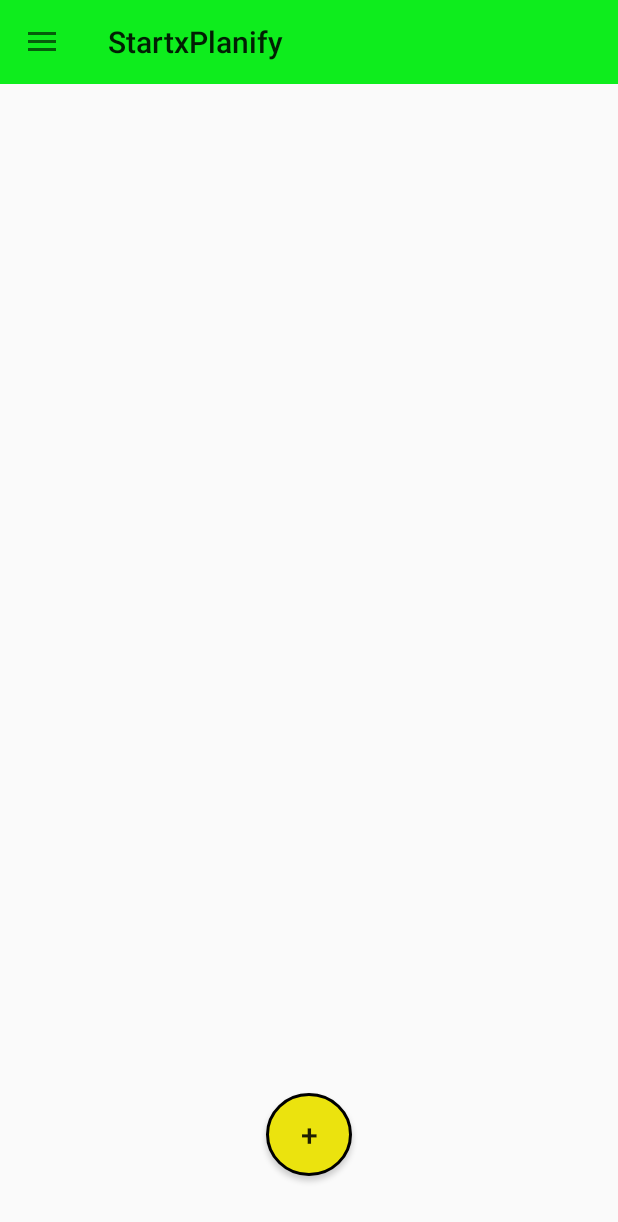
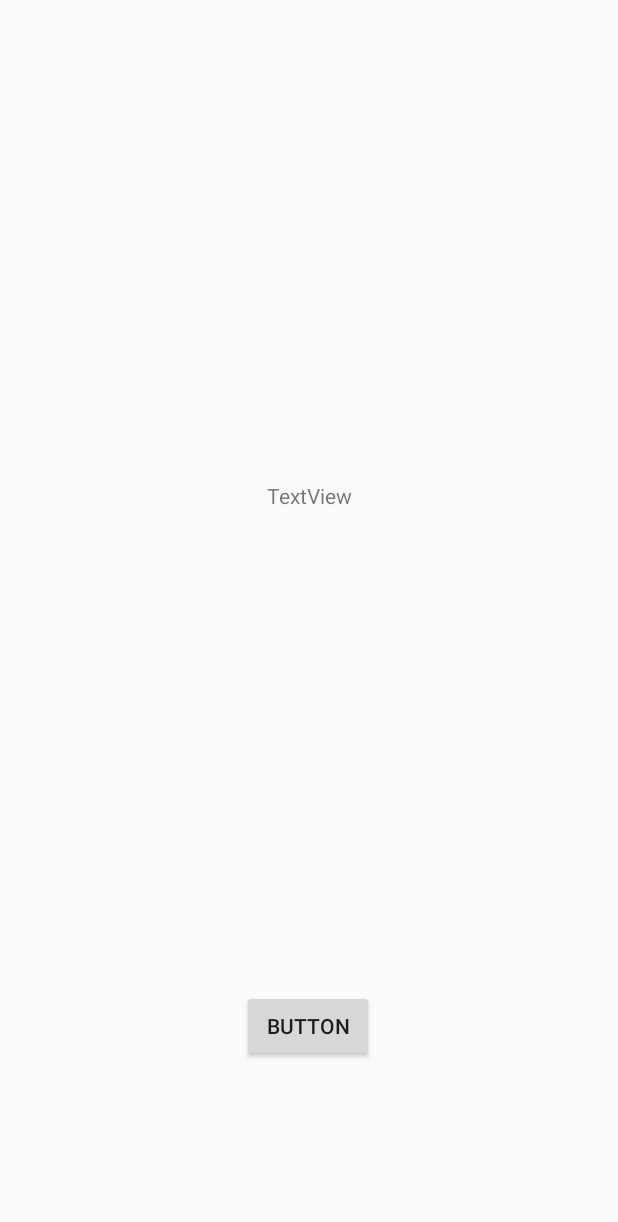
Before and after one commit to asadiqi/Projetmobile, an Android app: the Private_NoteActivity screen opened directly, with no data from a screen before it, after a tap on "🏠 Home", on a phone screen of 412 x 824 dp. Shown: the top 1222 px of the screen. Run offline under Robolectric (Android 15) with nearby library versions, the phone set to English and light mode, and no system bars; our stand-ins replace Firebase (no records; nobody signed in at launch, a user with empty details on screens opened directly); 1 other tap on this screen came first.

Commit message:
Adresse google map ok

```diff
--- a/app/src/main/AndroidManifest.xml
+++ b/app/src/main/AndroidManifest.xml
@@ -20,6 +20,12 @@
         android:supportsRtl="true"
         android:theme="@style/Theme.StartxPlanify"
         tools:targetApi="31">
+
+        <activity
+            android:name=".ok"
+            android:exported="false"
+            android:configChanges="orientation|screenSize" />
+
 
         <activity
             android:name=".Map"
--- /dev/null
+++ b/app/src/main/java/com/example/startxplanify/AddressUpdateListener.java
@@ -0,0 +1,6 @@
+package com.example.startxplanify;
+
+public interface AddressUpdateListener {
+    void onAddressUpdated(String address);
+
+}
--- a/app/src/main/java/com/example/startxplanify/Private_NoteActivity.java
+++ b/app/src/main/java/com/example/startxplanify/Private_NoteActivity.java
@@ -83,7 +83,9 @@ public class Private_NoteActivity extends AppCompatActivity {
 
     private void handleNavigationItemClick(int itemId) {
         if (itemId == R.id.nav_home) {
-
+            Intent intent = new Intent(Private_NoteActivity.this, ok.class);
+            startActivity(intent);
+            finish();
             showToast("Home sélectionné");
         } else if (itemId == R.id.nav_settings) {
             showToast("Settings sélectionné");
--- /dev/null
+++ b/app/src/main/java/com/example/startxplanify/ok.java
@@ -0,0 +1,58 @@
+package com.example.startxplanify;
+
+import android.content.Intent;
+import android.os.Bundle;
+import android.widget.Button;
+import android.widget.TextView;
+
+import androidx.activity.EdgeToEdge;
+import androidx.appcompat.app.AppCompatActivity;
+import androidx.core.graphics.Insets;
+import androidx.core.view.ViewCompat;
+import androidx.core.view.WindowInsetsCompat;
+
+public class ok extends AppCompatActivity {
+    private TextView textView7;  // Le TextView où l'adresse sera affichée
+
+    @Override
+    protected void onCreate(Bundle savedInstanceState) {
+        super.onCreate(savedInstanceState);
+        EdgeToEdge.enable(this);
+        setContentView(R.layout.ok);
+
+        textView7 = findViewById(R.id.textView7);  // Assure-toi que c'est le bon TextView
+
+        // Trouver la vue racine (par exemple, un ConstraintLayout)
+        ViewCompat.setOnApplyWindowInsetsListener(findViewById(R.id.rootLayout), (v, insets) -> {
+            Insets systemBars = insets.getInsets(WindowInsetsCompat.Type.systemBars());
+            v.setPadding(systemBars.left, systemBars.top, systemBars.right, systemBars.bottom);
+            return insets;
+        });
+
+
+        Button button = findViewById(R.id.button2);
+
+        // Définir l'action à faire lorsque le bouton est cliqué
+        button.setOnClickListener(v -> {
+            // Créer un Intent pour ouvrir l'activité Map
+            Intent intent = new Intent(ok.this, Map.class);
+            startActivityForResult(intent, 1);  // On démarre Map et attend un résultat
+        });
+    }
+
+    @Override
+    protected void onActivityResult(int requestCode, int resultCode, Intent data) {
+        super.onActivityResult(requestCode, resultCode, data);
+
+        // Vérifie si le résultat provient de l'activité Map
+        if (requestCode == 1 && resultCode == RESULT_OK) {
+            // Récupérer l'adresse depuis l'intent
+            String selectedLocation = data.getStringExtra("selectedLocation");
+
+            if (selectedLocation != null) {
+                // Mettre à jour le TextView avec l'adresse
+                textView7.setText(selectedLocation);
+            }
+        }
+    }
+}
--- /dev/null
+++ b/app/src/main/res/layout/ok.xml
@@ -0,0 +1,33 @@
+<androidx.constraintlayout.widget.ConstraintLayout xmlns:android="http://schemas.android.com/apk/res/android"
+    xmlns:app="http://schemas.android.com/apk/res-auto"
+    xmlns:tools="http://schemas.android.com/tools"
+    android:id="@+id/rootLayout"
+    android:layout_width="match_parent"
+    android:layout_height="match_parent">
+
+    <!-- Ton contenu ici -->
+
+    <TextView
+        android:id="@+id/textView7"
+        android:layout_width="wrap_content"
+        android:layout_height="wrap_content"
+        android:text="TextView"
+        app:layout_constraintBottom_toTopOf="@+id/button2"
+        app:layout_constraintEnd_toEndOf="parent"
+        app:layout_constraintHorizontal_bias="0.5"
+        app:layout_constraintStart_toStartOf="parent"
+        app:layout_constraintTop_toTopOf="parent"
+        tools:ignore="MissingConstraints" />
+
+    <Button
+        android:id="@+id/button2"
+        android:layout_width="wrap_content"
+        android:layout_height="wrap_content"
+        android:layout_marginBottom="116dp"
+        android:text="Button"
+        app:layout_constraintBottom_toBottomOf="parent"
+        app:layout_constraintEnd_toEndOf="parent"
+        app:layout_constraintHorizontal_bias="0.498"
+        app:layout_constraintStart_toStartOf="parent"
+        tools:ignore="MissingConstraints" />
+</androidx.constraintlayout.widget.ConstraintLayout>
```
Also changed, not shown: app/src/main/java/com/example/startxplanify/Map.java (+27 -27 lines), app/src/main/java/com/example/startxplanify/Public_NoteActivity.java (+85 -32 lines), app/src/main/res/layout/dialog_add_public_task.xml (+23 -5 lines).
